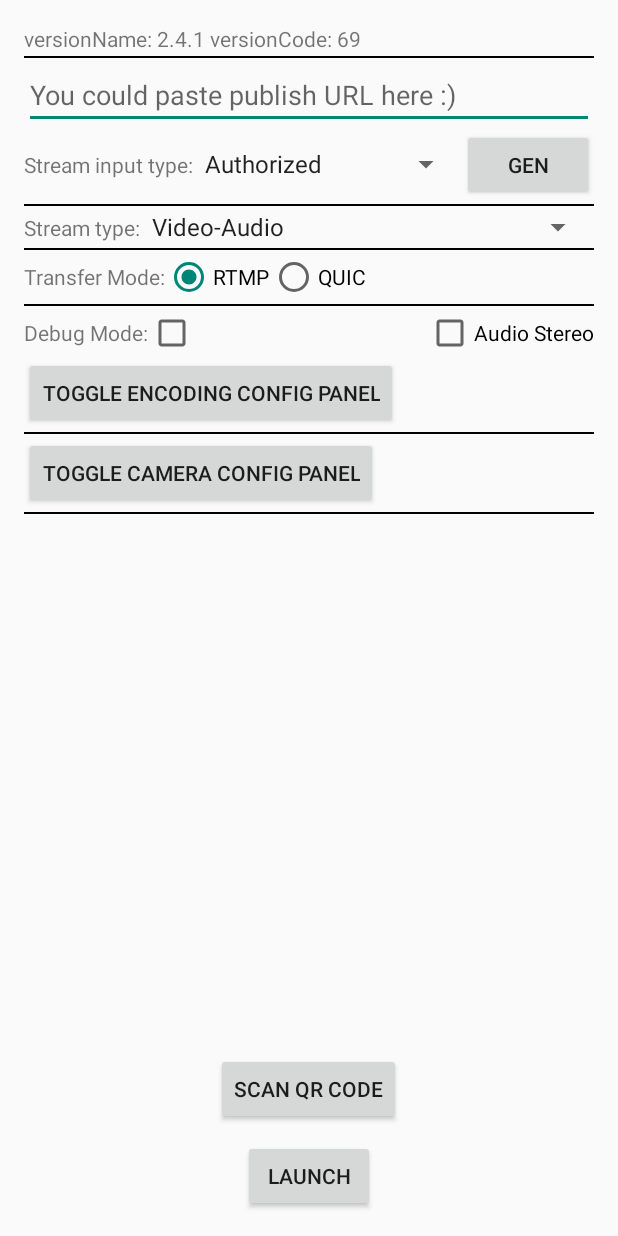
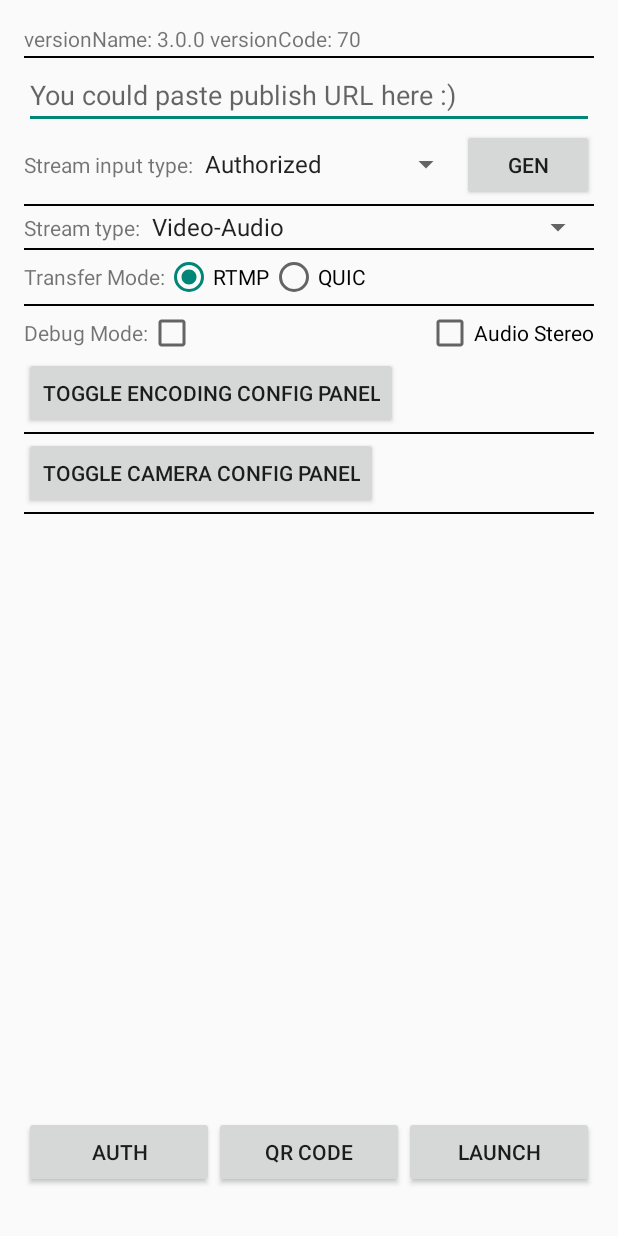
Before and after one commit to pili-engineering/PLDroidMediaStreaming, an Android app: the screen it shows after launch (MainActivity), on a phone screen of 412 x 824 dp. Run offline under Robolectric (Android 15) with nearby library versions, the phone set to English and light mode, and no system bars; libraries missing offline, so code that uses them is left out: com.github.angads25.filepicker, com.google.zxing.integration.

Commit message:
Release v3.0.0

```diff
--- a/PLDroidMediaStreamingDemo/app/build.gradle
+++ b/PLDroidMediaStreamingDemo/app/build.gradle
@@ -8,8 +8,8 @@ android {
         applicationId "com.qiniu.pili.droid.streaming.demo"
         minSdkVersion 16
         targetSdkVersion 28
-        versionCode 69
-        versionName "2.4.1"
+        versionCode 70
+        versionName "3.0.0"
     }
     buildTypes {
         release {
@@ -25,5 +25,5 @@ dependencies {
     implementation 'com.journeyapps:zxing-android-embedded:3.0.2@aar'
     implementation 'com.google.zxing:core:3.2.0'
     implementation 'com.android.support:appcompat-v7:28.0.0'
-    implementation files('libs/pldroid-media-streaming-2.4.1.jar')
+    implementation files('libs/pldroid-media-streaming-3.0.0.jar')
 }
--- a/PLDroidMediaStreamingDemo/app/src/main/java/com/qiniu/pili/droid/streaming/demo/activity/StreamingBaseActivity.java
+++ b/PLDroidMediaStreamingDemo/app/src/main/java/com/qiniu/pili/droid/streaming/demo/activity/StreamingBaseActivity.java
@@ -186,6 +186,9 @@ public abstract class StreamingBaseActivity extends Activity implements
                 Log.e(TAG, "Unauthorized streaming url:" + extra);
                 mLogContent += "Unauthorized Url\n";
                 break;
+            case UNAUTHORIZED_PACKAGE:
+                mLogContent += "Unauthorized package\n";
+                break;
         }
         runOnUiThread(new Runnable() {
             @Override
--- a/PLDroidMediaStreamingDemo/app/src/main/res/layout/activity_main.xml
+++ b/PLDroidMediaStreamingDemo/app/src/main/res/layout/activity_main.xml
@@ -12,7 +12,7 @@
     <ScrollView
         android:layout_width="match_parent"
         android:layout_height="0dp"
-        android:layout_weight="1">
+        android:layout_weight="9">
 
         <LinearLayout
             android:layout_width="match_parent"
@@ -27,15 +27,15 @@
             <View
                 android:layout_width="match_parent"
                 android:layout_height="1dp"
+                android:layout_marginTop="2dp"
                 android:layout_marginBottom="2dp"
-                android:layout_marginTop="2dp"
                 android:background="#000" />
 
             <EditText
                 android:id="@+id/input_url"
-                android:hint="You could paste publish URL here :)"
                 android:layout_width="match_parent"
                 android:layout_height="wrap_content"
+                android:hint="You could paste publish URL here :)"
                 android:singleLine="true" />
 
             <LinearLayout
@@ -64,8 +64,8 @@
             <View
                 android:layout_width="match_parent"
                 android:layout_height="1dp"
+                android:layout_marginTop="2dp"
                 android:layout_marginBottom="2dp"
-                android:layout_marginTop="2dp"
                 android:background="#000" />
 
             <LinearLayout
@@ -88,8 +88,8 @@
             <View
                 android:layout_width="match_parent"
                 android:layout_height="1dp"
+                android:layout_marginTop="2dp"
                 android:layout_marginBottom="2dp"
-                android:layout_marginTop="2dp"
                 android:background="#000" />
 
             <RadioGroup
@@ -119,8 +119,8 @@
             <View
                 android:layout_width="match_parent"
                 android:layout_height="1dp"
+                android:layout_marginTop="2dp"
                 android:layout_marginBottom="2dp"
-                android:layout_marginTop="2dp"
                 android:background="#000" />
 
             <LinearLayout
@@ -164,8 +164,8 @@
             <View
                 android:layout_width="match_parent"
                 android:layout_height="1dp"
+                android:layout_marginTop="2dp"
                 android:layout_marginBottom="2dp"
-                android:layout_marginTop="2dp"
                 android:background="#000" />
 
             <!-- Camera config panel -->
@@ -191,25 +191,43 @@
                 <View
                     android:layout_width="match_parent"
                     android:layout_height="1dp"
+                    android:layout_marginTop="2dp"
                     android:layout_marginBottom="2dp"
-                    android:layout_marginTop="2dp"
                     android:background="#000" />
             </LinearLayout>
         </LinearLayout>
     </ScrollView>
 
+    <LinearLayout
+        android:layout_width="match_parent"
+        android:layout_height="0dp"
+        android:layout_weight="1"
+        android:gravity="center_vertical"
+        android:orientation="horizontal">
+
         <Button
-        android:layout_marginBottom="10dp"
-        android:layout_width="wrap_content"
+            android:id="@+id/reauth_btn"
+            android:layout_width="0dp"
+            android:layout_height="wrap_content"
+            android:layout_weight="1"
+            android:onClick="onClickCheckAuth"
+            android:text="Auth" />
+
+        <Button
+            android:layout_width="0dp"
             android:layout_height="wrap_content"
             android:layout_gravity="center"
+            android:layout_weight="1"
             android:onClick="scanQRCode"
-        android:text="Scan QR Code"/>
+            android:text="QR Code" />
+
         <Button
-        android:layout_width="wrap_content"
+            android:layout_width="0dp"
             android:layout_height="wrap_content"
             android:layout_gravity="center"
+            android:layout_weight="1"
             android:onClick="launchStreaming"
             android:text="LAUNCH" />
+    </LinearLayout>
 
 </LinearLayout>
```
Also changed, not shown: PLDroidMediaStreamingDemo/app/src/main/java/com/qiniu/pili/droid/streaming/demo/MainActivity.java (+18 -0 lines), PLDroidMediaStreamingDemo/app/libs/pldroid-media-streaming-2.4.1.jar (deleted), PLDroidMediaStreamingDemo/app/libs/pldroid-media-streaming-3.0.0.jar (added), 12 other files. Lines whose indentation alone changed are shown as unchanged.
